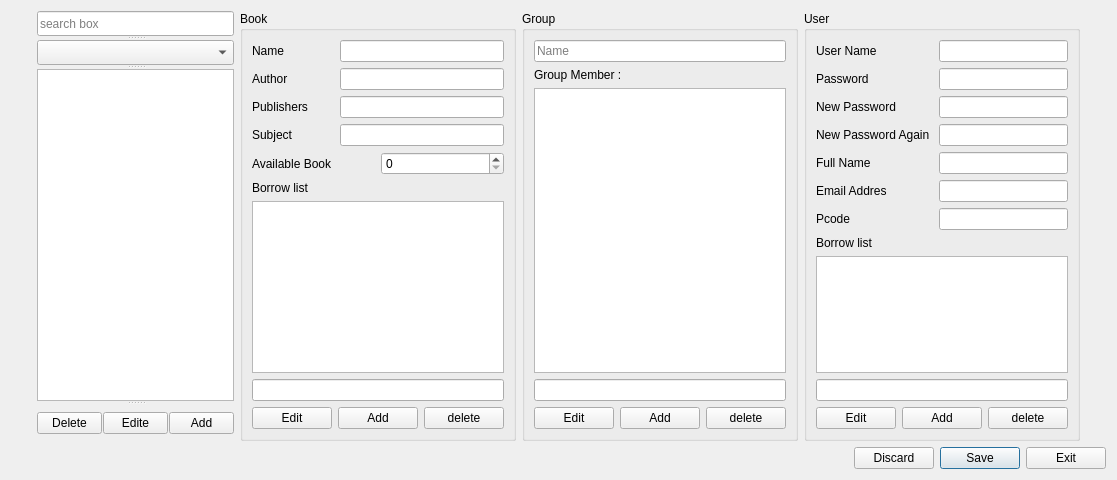
Above: manage.ui from mat-mot/ap-final-project before the change. Below: the same form after it.
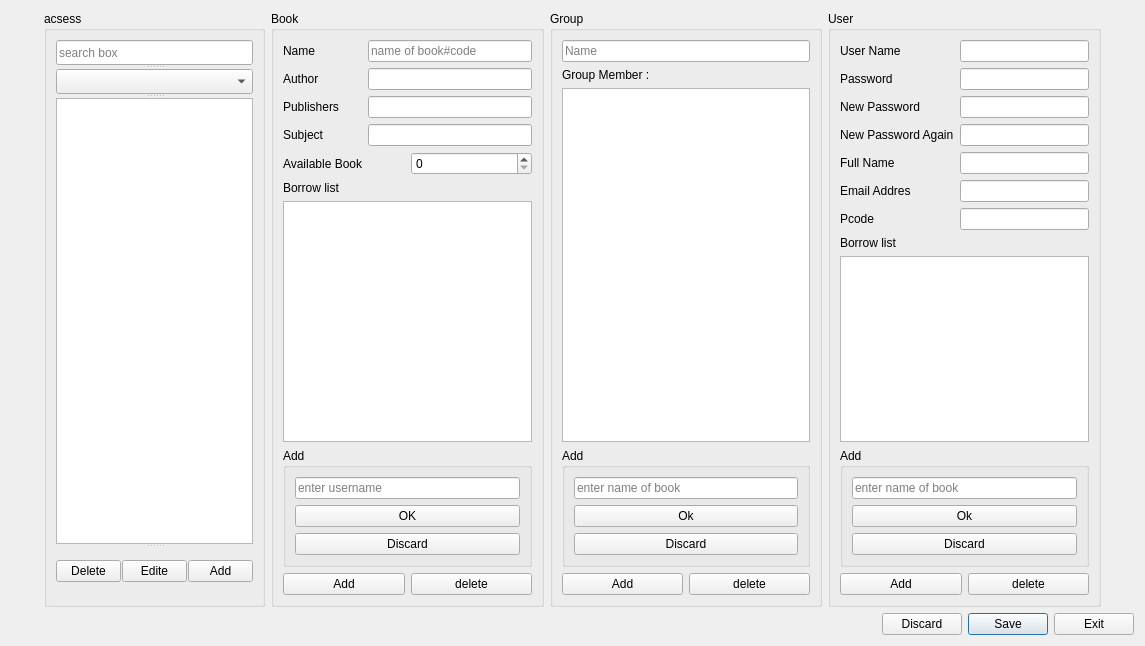
That is the form after the change. Icons and pictures are not drawn.

Commit message: in manage page we almost there on fav pos

The edit to the form file:
```diff
--- a/manage.ui
+++ b/manage.ui
@@ -6,14 +6,14 @@
    <rect>
     <x>0</x>
     <y>0</y>
-    <width>1117</width>
-    <height>480</height>
+    <width>1145</width>
+    <height>646</height>
    </rect>
   </property>
   <property name="windowTitle">
    <string>Dialog</string>
   </property>
-  <layout class="QVBoxLayout" name="verticalLayout_4">
+  <layout class="QVBoxLayout" name="verticalLayout_8">
    <item>
     <layout class="QHBoxLayout" name="horizontalLayout_9">
      <item>
@@ -30,6 +30,12 @@
       </spacer>
      </item>
      <item>
+      <widget class="QGroupBox" name="grpboxmanageinfo">
+       <property name="title">
+        <string>acsess</string>
+       </property>
+       <layout class="QVBoxLayout" name="verticalLayout_4">
+        <item>
       <widget class="QSplitter" name="splitter_3">
        <property name="orientation">
         <enum>Qt::Vertical</enum>
@@ -147,6 +153,9 @@
        </widget>
       </widget>
      </item>
+       </layout>
+      </widget>
+     </item>
      <item>
       <widget class="QGroupBox" name="groupBoxbook">
        <property name="maximumSize">
@@ -195,6 +204,9 @@
               <height>16777215</height>
              </size>
             </property>
+            <property name="placeholderText">
+             <string>name of book#code</string>
+            </property>
            </widget>
           </item>
          </layout>
@@ -356,17 +368,37 @@
            <widget class="QListWidget" name="listWborrowlist"/>
           </item>
           <item>
-           <widget class="QLineEdit" name="ledbookborrow"/>
+           <widget class="QGroupBox" name="gboxbookaddborrow">
+            <property name="title">
+             <string>Add</string>
+            </property>
+            <layout class="QVBoxLayout" name="verticalLayout_9">
+             <item>
+              <widget class="QLineEdit" name="ledbookborrow">
+               <property name="placeholderText">
+                <string>enter username</string>
+               </property>
+              </widget>
+             </item>
+             <item>
+              <widget class="QPushButton" name="btngboxbookaddok">
+               <property name="text">
+                <string>OK</string>
+               </property>
+              </widget>
+             </item>
+             <item>
+              <widget class="QPushButton" name="btngboxbookadddiscard">
+               <property name="text">
+                <string>Discard</string>
+               </property>
+              </widget>
+             </item>
+            </layout>
+           </widget>
           </item>
           <item>
            <layout class="QHBoxLayout" name="horizontalLayout_7">
-            <item>
-             <widget class="QPushButton" name="btneditborrow">
-              <property name="text">
-               <string>Edit</string>
-              </property>
-             </widget>
-            </item>
             <item>
              <widget class="QPushButton" name="btnaddborrow">
               <property name="text">
@@ -421,17 +453,37 @@
            <widget class="QListWidget" name="listWgrpmember"/>
           </item>
           <item>
-           <widget class="QLineEdit" name="ledgroupmember"/>
+           <widget class="QGroupBox" name="gboxgroupaddmember">
+            <property name="title">
+             <string>Add</string>
+            </property>
+            <layout class="QVBoxLayout" name="verticalLayout_10">
+             <item>
+              <widget class="QLineEdit" name="ledgroupmember">
+               <property name="placeholderText">
+                <string>enter name of book</string>
+               </property>
+              </widget>
+             </item>
+             <item>
+              <widget class="QPushButton" name="btngboxgroupaddok">
+               <property name="text">
+                <string>Ok</string>
+               </property>
+              </widget>
+             </item>
+             <item>
+              <widget class="QPushButton" name="btngboxgroupadddiscard">
+               <property name="text">
+                <string>Discard</string>
+               </property>
+              </widget>
+             </item>
+            </layout>
+           </widget>
           </item>
           <item>
            <layout class="QHBoxLayout" name="horizontalLayout_18">
-            <item>
-             <widget class="QPushButton" name="btneditgrpmem">
-              <property name="text">
-               <string>Edit</string>
-              </property>
-             </widget>
-            </item>
             <item>
              <widget class="QPushButton" name="btnaddgrpmem">
               <property name="text">
@@ -713,6 +765,9 @@
               <height>0</height>
              </size>
             </property>
+            <property name="inputMask">
+             <string>AA00</string>
+            </property>
            </widget>
           </item>
          </layout>
@@ -730,17 +785,37 @@
            <widget class="QListWidget" name="listWborrowlist_4"/>
           </item>
           <item>
-           <widget class="QLineEdit" name="leduserborrow"/>
+           <widget class="QGroupBox" name="gboxuseraddborrow">
+            <property name="title">
+             <string>Add</string>
+            </property>
+            <layout class="QVBoxLayout" name="verticalLayout_11">
+             <item>
+              <widget class="QLineEdit" name="leduserborrow">
+               <property name="placeholderText">
+                <string>enter name of book</string>
+               </property>
+              </widget>
+             </item>
+             <item>
+              <widget class="QPushButton" name="btngboxuseraddok">
+               <property name="text">
+                <string>Ok</string>
+               </property>
+              </widget>
+             </item>
+             <item>
+              <widget class="QPushButton" name="btngboxuseradddiscard">
+               <property name="text">
+                <string>Discard</string>
+               </property>
+              </widget>
+             </item>
+            </layout>
+           </widget>
           </item>
           <item>
            <layout class="QHBoxLayout" name="horizontalLayout_24">
-            <item>
-             <widget class="QPushButton" name="btneditborrowuser">
-              <property name="text">
-               <string>Edit</string>
-              </property>
-             </widget>
-            </item>
             <item>
              <widget class="QPushButton" name="btnaddborrowuser">
               <property name="text">
```
Left out of the diff: 4 changed lines with no effect on the pictures. Lines whose indentation alone changed are shown as unchanged. The commit also changes 9 other files.
